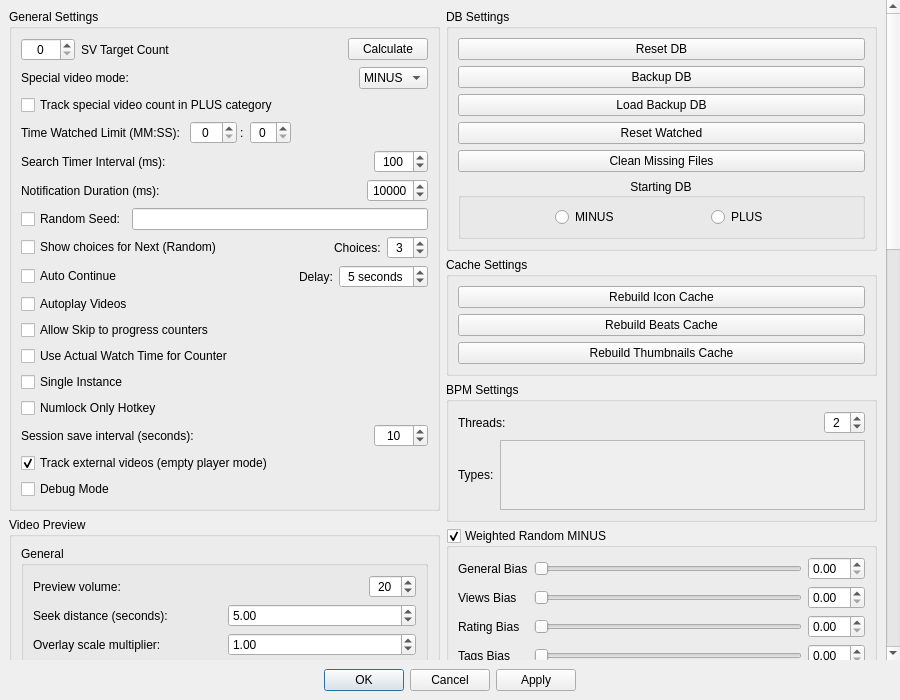
Old version of the form MediaManager/src/QtClasses/UI/Form Files/SettingsDialog.ui in the repository PaunescuAndrei/MediaManager.
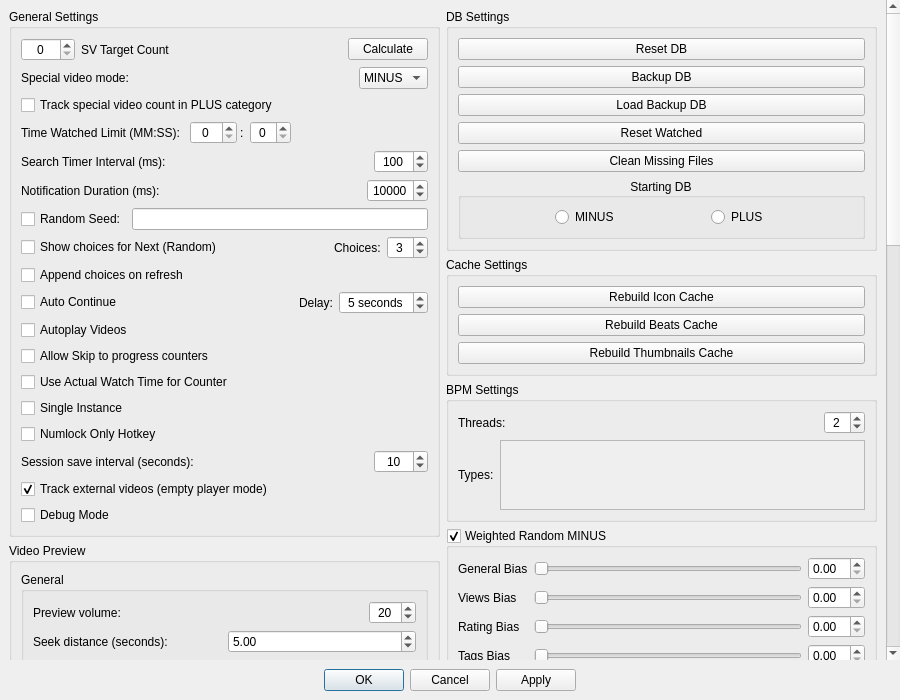
New version of the form. Custom widgets are drawn as their Qt base class.

Commit message: feat: add append-on-refresh setting with deterministic seed, right-click reset, and incremental card building

```diff
--- a/MediaManager/src/QtClasses/UI/Form Files/SettingsDialog.ui
+++ b/MediaManager/src/QtClasses/UI/Form Files/SettingsDialog.ui
@@ -486,6 +486,44 @@
               </layout>
              </widget>
             </item>
+            <item>
+             <widget class="QWidget" name="nextMultiChoiceAppendWidget" native="true">
+              <layout class="QHBoxLayout" name="horizontalLayout_nextMultiChoiceAppend">
+               <property name="leftMargin">
+                <number>0</number>
+               </property>
+               <property name="topMargin">
+                <number>0</number>
+               </property>
+               <property name="rightMargin">
+                <number>0</number>
+               </property>
+               <property name="bottomMargin">
+                <number>0</number>
+               </property>
+               <item>
+                <widget class="QCheckBox" name="nextMultiChoiceAppendOnRefresh">
+                 <property name="text">
+                  <string>Append choices on refresh</string>
+                 </property>
+                </widget>
+               </item>
+               <item>
+                <spacer name="horizontalSpacer_nextMultiChoiceAppend">
+                 <property name="orientation">
+                  <enum>Qt::Orientation::Horizontal</enum>
+                 </property>
+                 <property name="sizeHint" stdset="0">
+                  <size>
+                   <width>40</width>
+                   <height>20</height>
+                  </size>
+                 </property>
+                </spacer>
+               </item>
+              </layout>
+             </widget>
+            </item>
             <item>
              <widget class="QWidget" name="autoContinueDelayWidget" native="true">
               <layout class="QHBoxLayout" name="horizontalLayout_16">
```
The commit also changes 8 other files.
